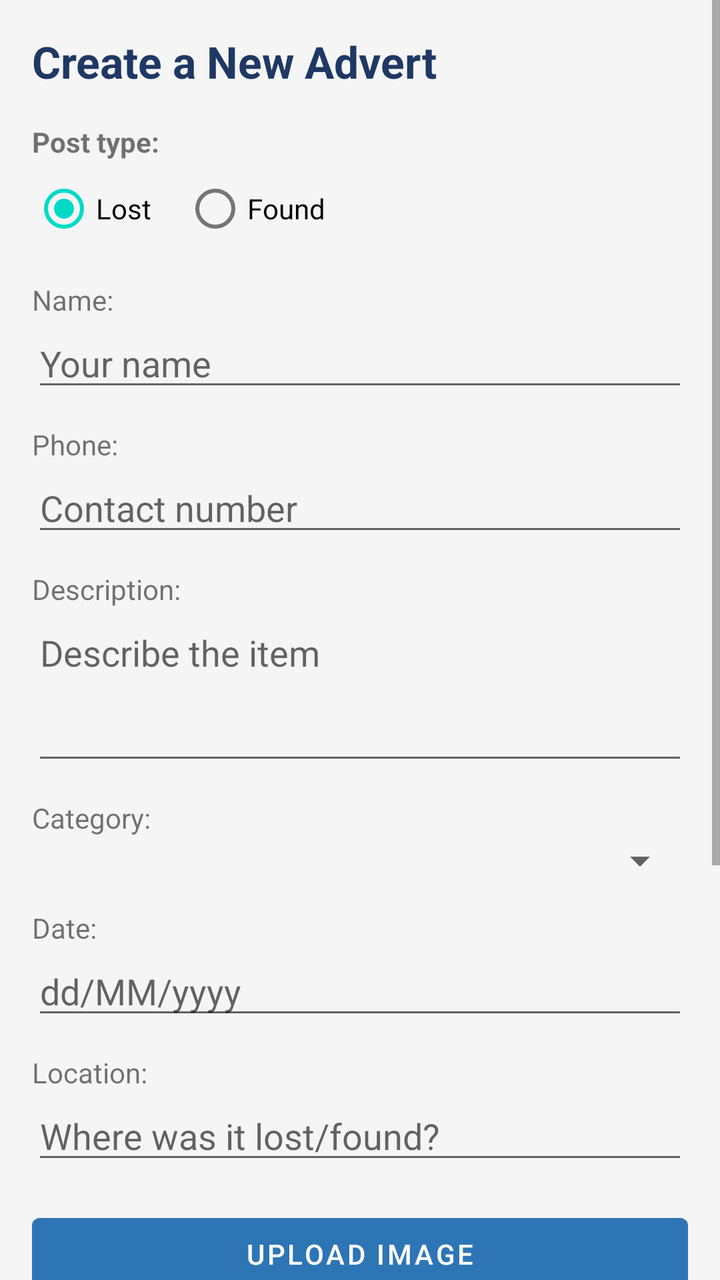
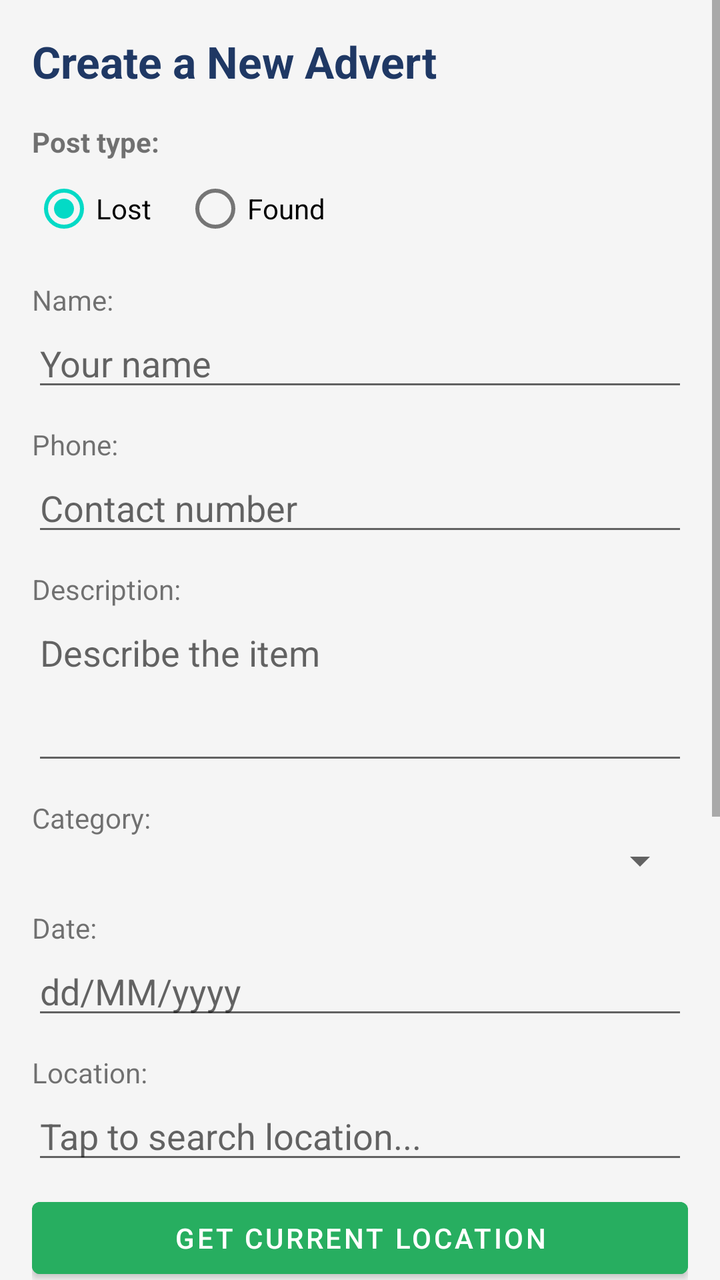

The first picture is an Android layout as it rendered before a commit; the second is the same layout after the commit. The layout source and the unified diff follow.
<!-- AndroidManifest.xml: application theme Theme.LostAndFoundApp -->
<!-- res/layout/activity_create_advert.xml -->
<?xml version="1.0" encoding="utf-8"?>
<ScrollView xmlns:android="http://schemas.android.com/apk/res/android"
    android:layout_width="match_parent"
    android:layout_height="match_parent"
    android:background="#F5F5F5">

    <LinearLayout android:layout_width="match_parent"
        android:layout_height="wrap_content"
        android:orientation="vertical"
        android:padding="16dp">

        <TextView android:layout_width="wrap_content"
            android:layout_height="wrap_content"
            android:text="Create a New Advert"
            android:textSize="22sp" android:textStyle="bold"
            android:textColor="#1F3864"
            android:layout_marginBottom="16dp"/>

        
        <TextView android:layout_width="wrap_content"
            android:layout_height="wrap_content"
            android:text="Post type:" android:textStyle="bold"/>
        <RadioGroup android:layout_width="wrap_content"
            android:layout_height="wrap_content"
            android:orientation="horizontal"
            android:layout_marginBottom="12dp">
            <RadioButton android:id="@+id/rbLost"
                android:layout_width="wrap_content"
                android:layout_height="wrap_content"
                android:text="Lost" android:checked="true"/>
            <RadioButton android:id="@+id/rbFound"
                android:layout_width="wrap_content"
                android:layout_height="wrap_content"
                android:text="Found"
                android:layout_marginStart="16dp"/>
        </RadioGroup>

        
        <TextView android:layout_width="wrap_content"
            android:layout_height="wrap_content" android:text="Name:"/>
        <EditText android:id="@+id/etName"
            android:layout_width="match_parent"
            android:layout_height="wrap_content"
            android:hint="Your name"
            android:inputType="textPersonName"
            android:layout_marginBottom="12dp"/>

        
        <TextView android:layout_width="wrap_content"
            android:layout_height="wrap_content" android:text="Phone:"/>
        <EditText android:id="@+id/etPhone"
            android:layout_width="match_parent"
            android:layout_height="wrap_content"
            android:hint="Contact number"
            android:inputType="phone"
            android:layout_marginBottom="12dp"/>

        
        <TextView android:layout_width="wrap_content"
            android:layout_height="wrap_content"
            android:text="Description:"/>
        <EditText android:id="@+id/etDescription"
            android:layout_width="match_parent"
            android:layout_height="wrap_content"
            android:hint="Describe the item"
            android:minLines="3" android:gravity="top"
            android:layout_marginBottom="12dp"/>

        
        <TextView android:layout_width="wrap_content"
            android:layout_height="wrap_content"
            android:text="Category:"/>
        <Spinner android:id="@+id/spinnerCategory"
            android:layout_width="match_parent"
            android:layout_height="wrap_content"
            android:layout_marginBottom="12dp"/>

        
        <TextView android:layout_width="wrap_content"
            android:layout_height="wrap_content" android:text="Date:"/>
        <EditText android:id="@+id/etDate"
            android:layout_width="match_parent"
            android:layout_height="wrap_content"
            android:hint="dd/MM/yyyy"
            android:layout_marginBottom="12dp"/>

        
        <TextView android:layout_width="wrap_content"
            android:layout_height="wrap_content"
            android:text="Location:"/>
        <EditText android:id="@+id/etLocation"
            android:layout_width="match_parent"
            android:layout_height="wrap_content"
            android:hint="Where was it lost/found?"
            android:layout_marginBottom="16dp"/>

        
        <Button android:id="@+id/btnUploadImage"
            android:layout_width="match_parent"
            android:layout_height="wrap_content"
            android:text="Upload Image"
            android:backgroundTint="#2E75B6"
            android:layout_marginBottom="8dp"/>

        <ImageView android:id="@+id/ivImagePreview"
            android:layout_width="match_parent"
            android:layout_height="200dp"
            android:scaleType="centerCrop"
            android:background="#DDDDDD"
            android:layout_marginBottom="16dp"
            android:contentDescription="Preview"/>

        
        <Button android:id="@+id/btnSave"
            android:layout_width="match_parent"
            android:layout_height="56dp"
            android:text="SAVE"
            android:textSize="16sp"
            android:backgroundTint="#1F3864"/>

    </LinearLayout>
</ScrollView>
<!-- resources referenced by this layout -->
<resources>
  <style name="Theme.LostAndFoundApp" parent="Theme.MaterialComponents.Light.NoActionBar">
          <item name="colorPrimary">#1F3864</item>
          <item name="colorPrimaryVariant">#2E75B6</item>
          <item name="colorOnPrimary">#FFFFFF</item>
      </style>
</resources>

<!-- the commit's change to res/layout/activity_create_advert.xml (unified diff, before → after) -->
@@ -16,7 +16,6 @@
             android:textColor="#1F3864"
             android:layout_marginBottom="16dp"/>
 
-        
         <TextView android:layout_width="wrap_content"
             android:layout_height="wrap_content"
             android:text="Post type:" android:textStyle="bold"/>
@@ -35,7 +34,6 @@
                 android:layout_marginStart="16dp"/>
         </RadioGroup>
 
-        
         <TextView android:layout_width="wrap_content"
             android:layout_height="wrap_content" android:text="Name:"/>
         <EditText android:id="@+id/etName"
@@ -45,7 +43,6 @@
             android:inputType="textPersonName"
             android:layout_marginBottom="12dp"/>
 
-        
         <TextView android:layout_width="wrap_content"
             android:layout_height="wrap_content" android:text="Phone:"/>
         <EditText android:id="@+id/etPhone"
@@ -55,7 +52,6 @@
             android:inputType="phone"
             android:layout_marginBottom="12dp"/>
 
-        
         <TextView android:layout_width="wrap_content"
             android:layout_height="wrap_content"
             android:text="Description:"/>
@@ -66,7 +62,6 @@
             android:minLines="3" android:gravity="top"
             android:layout_marginBottom="12dp"/>
 
-        
         <TextView android:layout_width="wrap_content"
             android:layout_height="wrap_content"
             android:text="Category:"/>
@@ -75,7 +70,6 @@
             android:layout_height="wrap_content"
             android:layout_marginBottom="12dp"/>
 
-        
         <TextView android:layout_width="wrap_content"
             android:layout_height="wrap_content" android:text="Date:"/>
         <EditText android:id="@+id/etDate"
@@ -84,17 +78,24 @@
             android:hint="dd/MM/yyyy"
             android:layout_marginBottom="12dp"/>
 
-        
         <TextView android:layout_width="wrap_content"
             android:layout_height="wrap_content"
             android:text="Location:"/>
         <EditText android:id="@+id/etLocation"
             android:layout_width="match_parent"
             android:layout_height="wrap_content"
-            android:hint="Where was it lost/found?"
+            android:hint="Tap to search location..."
+            android:focusable="false"
+            android:layout_marginBottom="8dp"/>
+
+        
+        <Button android:id="@+id/btnGetLocation"
+            android:layout_width="match_parent"
+            android:layout_height="wrap_content"
+            android:text="GET CURRENT LOCATION"
+            android:backgroundTint="#27AE60"
             android:layout_marginBottom="16dp"/>
 
-        
         <Button android:id="@+id/btnUploadImage"
             android:layout_width="match_parent"
             android:layout_height="wrap_content"
@@ -110,7 +111,6 @@
             android:layout_marginBottom="16dp"
             android:contentDescription="Preview"/>
 
-        
         <Button android:id="@+id/btnSave"
             android:layout_width="match_parent"
             android:layout_height="56dp"
